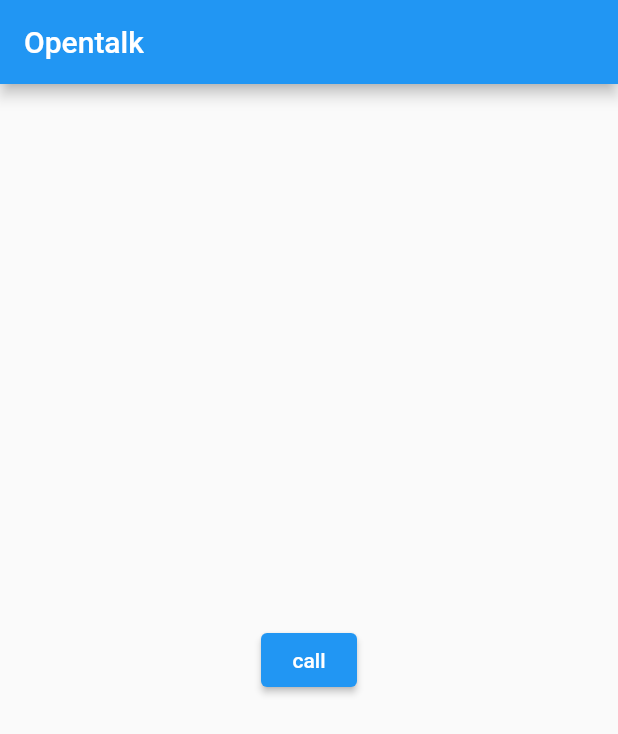
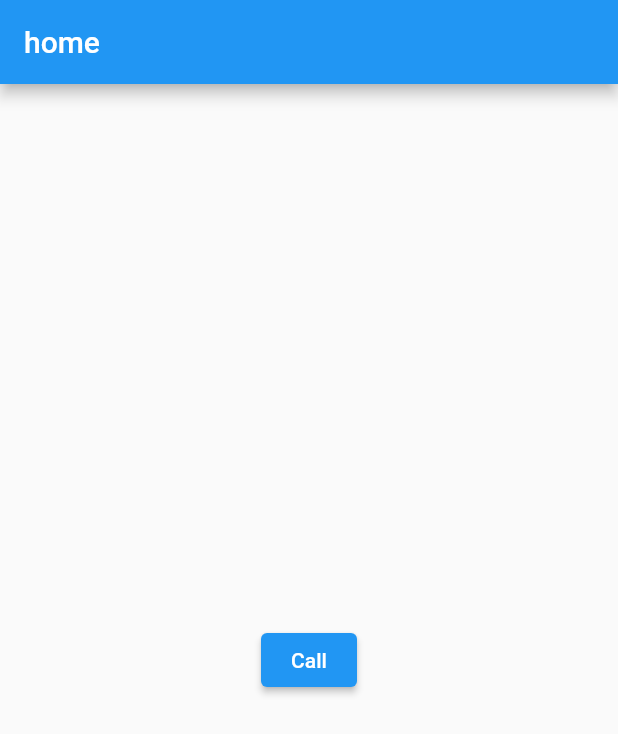
Before and after one commit to kumardev0614/onboarding, a Flutter app: the screen it shows after launch, on a phone screen of 412 x 824 dp. Shown: the top 734 px of the screen. Run offline on Flutter 3.47's test engine with Material 2 defaults, Android fonts, the phone set to English and light mode, and no system bars; our stand-ins replace get, socket_io_client; missing offline and left inert: livekit_client.

Commit message:
current update

```diff
--- a/lib/main.dart
+++ b/lib/main.dart
@@ -1,9 +1,12 @@
 import 'package:flutter/material.dart';
 import 'package:get/get.dart';
-import 'package:onboarding/views/homepage.dart';
+import 'package:onboarding/server/socketIo/socket_client.dart';
+import 'package:onboarding/views/ConnectedPage/bindings.dart';
+import 'package:onboarding/views/home/view.dart';
 
 void main() {
   runApp(const MyApp());
+  // connectToServer();
 }
 
 class MyApp extends StatelessWidget {
@@ -13,6 +16,7 @@ class MyApp extends StatelessWidget {
   @override
   Widget build(BuildContext context) {
     return GetMaterialApp(
+      initialBinding: ConnectedBinding(),
       title: 'Flutter Demo',
       debugShowCheckedModeBanner: false,
       theme: ThemeData(
--- a/lib/server/socketIo/socket_client.dart
+++ b/lib/server/socketIo/socket_client.dart
@@ -13,8 +13,3 @@ connectToServer() {
 
   socket.connect();
 }
-
-
-
-
-// livekit call
--- /dev/null
+++ b/lib/views/ConnectedPage/bindings.dart
@@ -0,0 +1,10 @@
+import 'package:get/get.dart';
+
+import 'controller.dart';
+
+class ConnectedBinding implements Bindings {
+  @override
+  void dependencies() {
+    Get.lazyPut<ConnectedpageController>(() => ConnectedpageController());
+  }
+}
--- a/lib/views/ConnectedPage/index.dart
+++ b/lib/views/ConnectedPage/index.dart
@@ -2,3 +2,4 @@ library connectedpage;
 
 export './controller.dart';
 export './view.dart';
+export './bindings.dart';
--- /dev/null
+++ b/lib/views/home/index.dart
@@ -0,0 +1,6 @@
+library home;
+
+export './state.dart';
+export './controller.dart';
+export './bindings.dart';
+export './view.dart';
--- /dev/null
+++ b/lib/views/home/state.dart
@@ -0,0 +1,8 @@
+import 'package:get/get.dart';
+
+class HomeState {
+  // title
+  final _title = "".obs;
+  set title(value) => _title.value = value;
+  get title => _title.value;
+}
--- /dev/null
+++ b/lib/views/home/view.dart
@@ -0,0 +1,44 @@
+import 'package:flutter/material.dart';
+import 'package:get/get.dart';
+
+import '../../server/socketIo/request.dart';
+import 'index.dart';
+
+class HomePage extends GetView<HomeController> {
+  const HomePage({Key? key}) : super(key: key);
+
+  // 主视图
+  Widget _buildView() {
+    return Center(
+      child: Column(
+        mainAxisAlignment: MainAxisAlignment.center,
+        children: [
+          const SizedBox(height: 50),
+          ElevatedButton(
+            child: const Text(
+              'Call',
+            ),
+            onPressed: () async {
+              await makeGetRequest();
+            }, // emit msg
+          ),
+          const SizedBox(height: 50),
+        ],
+      ),
+    );
+  }
+
+  @override
+  Widget build(BuildContext context) {
+    return GetBuilder<HomeController>(
+      builder: (_) {
+        return Scaffold(
+          appBar: AppBar(title: const Text("home")),
+          body: SafeArea(
+            child: _buildView(),
+          ),
+        );
+      },
+    );
+  }
+}
--- /dev/null
+++ b/lib/views/home/widgets/widgets.dart
@@ -0,0 +1,3 @@
+library widgets;
+
+export './hello.dart';
--- a/lib/views/homepage.dart
+++ /dev/null
@@ -1,55 +0,0 @@
-import 'package:flutter/material.dart';
-import 'package:get/get.dart';
-
-import '../lib.dart';
-
-class HomePage extends StatelessWidget {
-  const HomePage({super.key});
-
-  @override
-  Widget build(BuildContext context) {
-    final Size screenSize = MediaQuery.of(context).size;
-    var deviceId = (screenSize.width * screenSize.height).toInt();
-
-    return Scaffold(
-      appBar: AppBar(
-        title: const Text("Opentalk"),
-      ),
-      body: Center(
-        child: Column(
-          mainAxisAlignment: MainAxisAlignment.center,
-          children: [
-            // ElevatedButton(
-            //   child: const Text(
-            //     'Connect',
-            //   ),
-            //   onPressed: () {
-            //     connectToServer();
-            //     Get.to(() => ConnectedpagePage());
-            //   }, // make a random call
-            // ),
-            const SizedBox(height: 50),
-            ElevatedButton(
-              child: const Text(
-                'call',
-              ),
-              onPressed: () async {
-                await makeGetRequest();
-              }, // emit msg
-            ),
-            const SizedBox(height: 50),
-
-            // ElevatedButton(
-            //   child: const Text(
-            //     'Disconnect',
-            //   ),
-            //   onPressed: () async {
-            //     await disconnect();
-            //   }, // emit msg
-            // ),
-          ],
-        ),
-      ),
-    );
-  }
-}
--- a/lib/views/index.dart
+++ b/lib/views/index.dart
@@ -1,2 +1,2 @@
 export './ConnectedPage/index.dart';
-export './homepage.dart';
+export './home/index.dart';
```
Also changed, not shown: lib/controller/livekit_controller.dart (deleted, +0 -14 lines), lib/server/livekit/listenters.dart (+1 -9 lines), lib/server/livekit/livekit.dart (+6 -3 lines), lib/server/socketIo/http_client.dart (added, +21 -0 lines), lib/server/socketIo/request.dart (+7 -1 lines), lib/views/ConnectedPage/view.dart (+25 -2 lines), lib/views/callingpage.dart (deleted, +0 -42 lines), lib/views/home/bindings.dart (added, +10 -0 lines), lib/views/home/controller.dart (added, +41 -0 lines), lib/views/home/widgets/hello.dart (added, +16 -0 lines).
